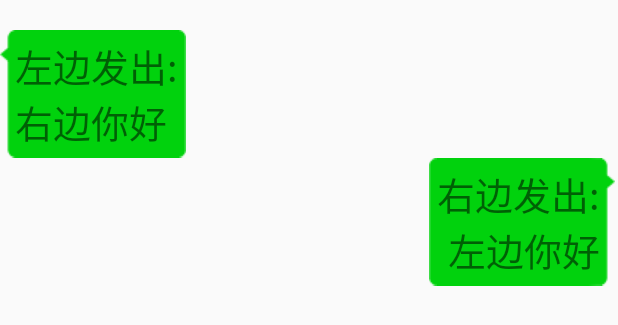
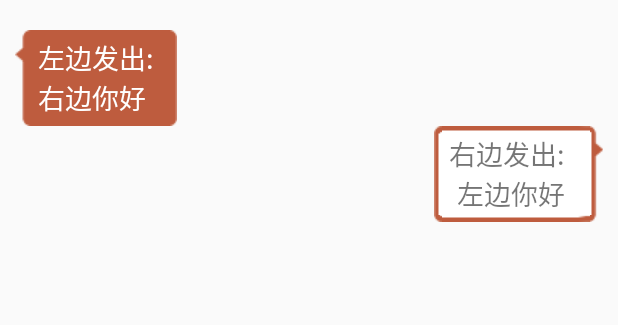
Before and after one commit to yezy17/Sohotgo_APP, an Android app: the layout item_layout.xml on its own in the app's theme, with its tools: preview values and no code run, on a phone screen of 412 x 824 dp. Shown: the top 325 px of the screen. Run offline under Robolectric (Android 15) with nearby library versions, the phone set to English and light mode, and no system bars.

Commit message:
update UI 2.0

```diff
--- a/app/src/main/java/com/example/sohotgo_test/MainActivity.java
+++ b/app/src/main/java/com/example/sohotgo_test/MainActivity.java
@@ -364,21 +364,4 @@ public class MainActivity extends AppCompatActivity  implements EventListener {
     public void onRequestPermissionsResult(int requestCode, String[] permissions, int[] grantResults) {
         // 此处为android 6.0以上动态授权的回调，用户自行实现。
     }
-
-    int i=0;
-
-
-    public void leftClick(View v){
-        //第一个参数指定发出内容，第二参数指定发出的是左还是右
-        itemAdapter.addItem("左边发出:\n右边你好"+i,LEFT);
-        recyclerView.smoothScrollToPosition(i);//移动到指定位置
-        i++;
-    }
-
-    public void rightClick(View v){
-        //第一个参数指定发出内容，第二参数指定发出的是左还是右
-        itemAdapter.addItem("右边发出:\n左边你好"+i,RIGHT);
-        recyclerView.smoothScrollToPosition(i);//移动到指定位置
-        i++;
-    }
 }
--- a/app/src/main/res/layout/activity_main.xml
+++ b/app/src/main/res/layout/activity_main.xml
@@ -17,7 +17,6 @@
         android:id="@+id/rv"
         android:layout_width="0dp"
         android:layout_height="0dp"
-        android:alpha="0.5"
         android:background="@drawable/logo_small"
         app:layout_constraintBottom_toTopOf="@+id/linearLayout2"
         app:layout_constraintEnd_toEndOf="parent"
--- a/app/src/main/res/layout/item_layout.xml
+++ b/app/src/main/res/layout/item_layout.xml
@@ -8,30 +8,32 @@
 
     <TextView
         android:id="@+id/leftTv"
-        android:textSize="25sp"
+        android:layout_width="wrap_content"
+        android:layout_height="wrap_content"
+        android:layout_marginStart="10dp"
+        android:background="@drawable/communicate_left1"
+        android:paddingStart="15dp"
+        android:paddingTop="5dp"
+        android:paddingEnd="15dp"
+        android:paddingBottom="5dp"
         android:text="左边发出:\n右边你好"
-        android:paddingRight="5dp"
-        android:paddingLeft="10dp"
-        android:paddingTop="5dp"
-        android:paddingBottom="5dp"
-        android:background="@drawable/communicate_left"
-        android:layout_width="wrap_content"
-        android:layout_height="wrap_content"/>
+        android:textColor="#FFFFFF"
+        android:textSize="18sp" />
 
     <TextView
         android:id="@+id/rightTv"
 
+        android:layout_width="wrap_content"
+        android:layout_height="wrap_content"
+        android:layout_gravity="right"
+        android:layout_marginEnd="10dp"
+        android:background="@drawable/communicate_right1"
+        android:gravity="right"
+        android:paddingStart="10dp"
+        android:paddingTop="5dp"
+        android:paddingEnd="25dp"
+        android:paddingBottom="5dp"
         android:text="右边发出:\n左边你好"
-        android:paddingRight="10dp"
-        android:paddingLeft="5dp"
-        android:paddingTop="5dp"
-        android:paddingBottom="5dp"
-        android:background="@drawable/communicate_right"
-        android:textSize="25sp"
-        android:gravity="right"
-        android:layout_marginRight="2dp"
-        android:layout_width="wrap_content"
-        android:layout_gravity="right"
-        android:layout_height="wrap_content"/>
+        android:textSize="18sp" />
 
 </LinearLayout>
```
Also changed, not shown: app/src/main/res/drawable-v24/communicate_left1.9.png (added), app/src/main/res/drawable-v24/communicate_right1.9.png (added), app/src/main/res/drawable/logo_small.png.
